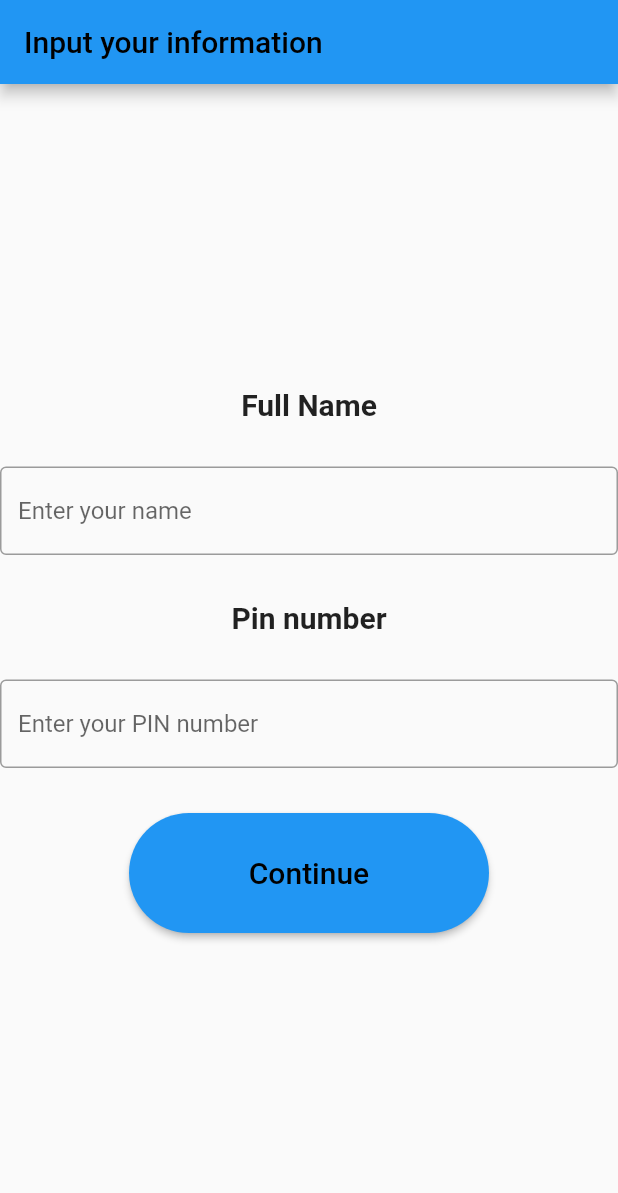
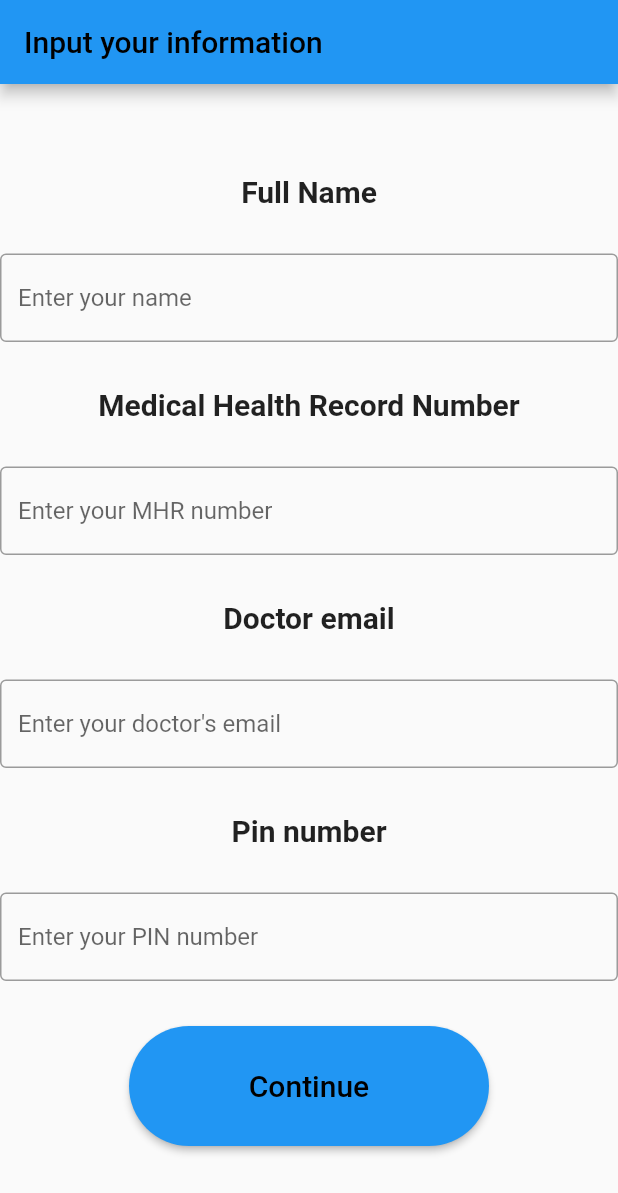
Before and after one commit to anamees23/GERD_app, a Flutter app: the screen it shows after launch, on a phone screen of 412 x 824 dp. Shown: the top 1193 px of the screen. Run offline on Flutter 3.47's test engine with Material 2 defaults, Android fonts, the phone set to English and light mode, and no system bars; our stand-ins replace shared_preferences.

Commit message:
Functional first screen (pin-number, one time only) updated pin-page

```diff
--- a/lib/main.dart
+++ b/lib/main.dart
@@ -114,6 +114,44 @@ class _PinScreenState extends State<PinScreen> {
                 decoration: InputDecoration(
                   border: OutlineInputBorder(),
                   hintText: 'Enter your name',
+                ),
+              ),
+              SizedBox(
+                //Use of SizedBox
+                height: 30,
+              ),
+              const Text(
+                'Medical Health Record Number',
+                style: TextStyle(fontSize: 20, fontWeight: FontWeight.w700),
+                textAlign: TextAlign.center,
+              ),
+              SizedBox(
+                //Use of SizedBox
+                height: 30,
+              ),
+              TextField(
+                decoration: InputDecoration(
+                  border: OutlineInputBorder(),
+                  hintText: 'Enter your MHR number',
+                ),
+              ),
+              SizedBox(
+                //Use of SizedBox
+                height: 30,
+              ),
+              const Text(
+                'Doctor email',
+                style: TextStyle(fontSize: 20, fontWeight: FontWeight.w700),
+                textAlign: TextAlign.center,
+              ),
+              SizedBox(
+                //Use of SizedBox
+                height: 30,
+              ),
+              TextField(
+                decoration: InputDecoration(
+                  border: OutlineInputBorder(),
+                  hintText: "Enter your doctor's email",
                 ),
               ),
               SizedBox(
```
